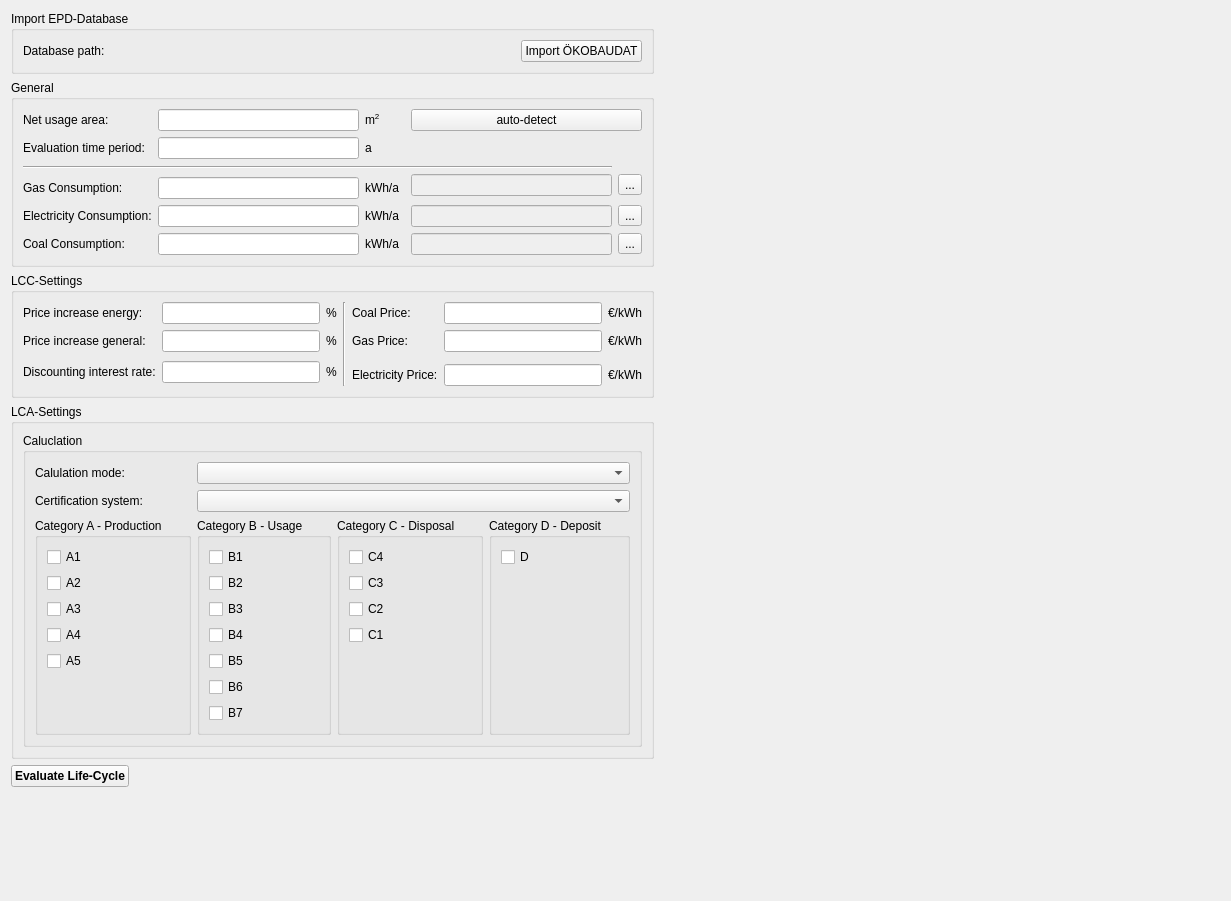
The window that SIM-VICUS/src/SVLcaLccSettingsWidget.ui (ghorwin/SIM-VICUS) describes before a commit, drawn with Qt 5.
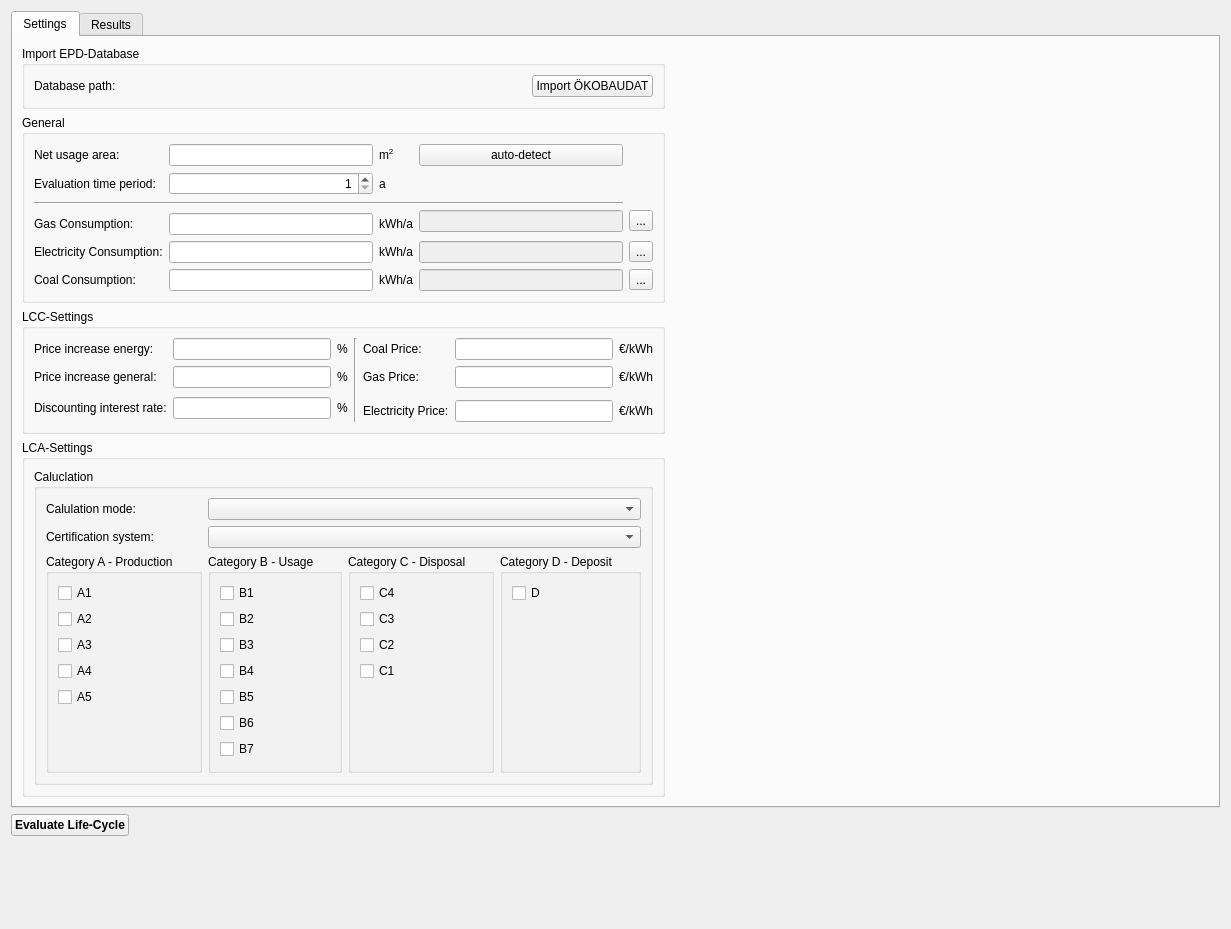
The same window after the commit. Custom widgets are drawn as their Qt base class.

Diff of the .ui file:
```diff
--- a/SIM-VICUS/src/SVLcaLccSettingsWidget.ui
+++ b/SIM-VICUS/src/SVLcaLccSettingsWidget.ui
@@ -7,202 +7,29 @@
     <x>0</x>
     <y>0</y>
     <width>1231</width>
-    <height>901</height>
+    <height>929</height>
    </rect>
   </property>
   <property name="windowTitle">
    <string>LCA / LCC Settings</string>
   </property>
   <layout class="QGridLayout" name="gridLayout_4">
-   <item row="0" column="0">
-    <widget class="QGroupBox" name="groupBox_4">
-     <property name="title">
-      <string>Import EPD-Database</string>
-     </property>
-     <layout class="QGridLayout" name="gridLayout_5" columnstretch="0,1,0">
-      <item row="0" column="0">
-       <widget class="QLabel" name="label_8">
-        <property name="text">
-         <string>Database path:</string>
-        </property>
-       </widget>
-      </item>
-      <item row="0" column="1">
-       <widget class="QtExt::BrowseFilenameWidget" name="filepathOekoBauDat" native="true">
-        <property name="minimumSize">
-         <size>
-          <width>0</width>
-          <height>20</height>
-         </size>
-        </property>
-       </widget>
-      </item>
-      <item row="0" column="2">
-       <widget class="QPushButton" name="pushButtonImportOkoebaudat">
-        <property name="text">
-         <string>Import ÖKOBAUDAT</string>
-        </property>
-       </widget>
-      </item>
-     </layout>
-    </widget>
-   </item>
    <item row="1" column="0">
-    <widget class="QGroupBox" name="groupBoxGeneral">
-     <property name="title">
-      <string>General</string>
-     </property>
-     <layout class="QGridLayout" name="gridLayout_7">
-      <item row="5" column="0">
-       <widget class="QLabel" name="label_16">
+    <layout class="QHBoxLayout" name="horizontalLayout">
+     <item>
+      <widget class="QPushButton" name="pushButtonCalculate">
+       <property name="font">
+        <font>
+         <bold>true</bold>
+        </font>
+       </property>
         <property name="text">
-         <string>Gas Consumption:</string>
+        <string>Evaluate Life-Cycle</string>
         </property>
        </widget>
       </item>
-      <item row="10" column="2">
-       <widget class="QLabel" name="label_21">
-        <property name="text">
-         <string>kWh/a</string>
-        </property>
-       </widget>
-      </item>
-      <item row="10" column="5">
-       <widget class="QToolButton" name="toolButtonSelectCoal">
-        <property name="text">
-         <string>...</string>
-        </property>
-       </widget>
-      </item>
-      <item row="1" column="1">
-       <widget class="QtExt::ValidatingLineEdit" name="lineEditArea">
-        <property name="placeholderText">
-         <string/>
-        </property>
-       </widget>
-      </item>
-      <item row="5" column="1">
-       <widget class="QtExt::ValidatingLineEdit" name="lineEditGasConsumption"/>
-      </item>
-      <item row="2" column="1">
-       <widget class="QtExt::ValidatingLineEdit" name="lineEditTimePeriod"/>
-      </item>
-      <item row="8" column="4">
-       <widget class="QLineEdit" name="lineEditEpdElectricity">
-        <property name="enabled">
-         <bool>false</bool>
-        </property>
-       </widget>
-      </item>
-      <item row="10" column="4">
-       <widget class="QLineEdit" name="lineEditEpdCoal">
-        <property name="enabled">
-         <bool>false</bool>
-        </property>
-       </widget>
-      </item>
-      <item row="8" column="0">
-       <widget class="QLabel" name="label_17">
-        <property name="text">
-         <string>Electricity Consumption:</string>
-        </property>
-       </widget>
-      </item>
-      <item row="8" column="1">
-       <widget class="QtExt::ValidatingLineEdit" name="lineEditElectricityConsumption"/>
-      </item>
-      <item row="1" column="4" colspan="2">
-       <widget class="QPushButton" name="pushButtonAreaDetection">
-        <property name="text">
-         <string>auto-detect</string>
-        </property>
-       </widget>
-      </item>
-      <item row="4" column="5" rowspan="2">
-       <widget class="QToolButton" name="toolButtonSelectGas">
-        <property name="text">
-         <string>...</string>
-        </property>
-       </widget>
-      </item>
-      <item row="1" column="0">
-       <widget class="QLabel" name="label_9">
-        <property name="text">
-         <string>Net usage area:</string>
-        </property>
-       </widget>
-      </item>
-      <item row="5" column="2">
-       <widget class="QLabel" name="label_19">
-        <property name="text">
-         <string>kWh/a</string>
-        </property>
-       </widget>
-      </item>
-      <item row="10" column="1">
-       <widget class="QtExt::ValidatingLineEdit" name="lineEditCoalConsumption"/>
-      </item>
-      <item row="4" column="4" rowspan="2">
-       <widget class="QLineEdit" name="lineEditEpdGas">
-        <property name="enabled">
-         <bool>false</bool>
-        </property>
-       </widget>
-      </item>
-      <item row="10" column="0">
-       <widget class="QLabel" name="label_18">
-        <property name="text">
-         <string>Coal Consumption:</string>
-        </property>
-       </widget>
-      </item>
-      <item row="3" column="0" rowspan="2" colspan="5">
-       <widget class="Line" name="line">
-        <property name="orientation">
-         <enum>Qt::Horizontal</enum>
-        </property>
-       </widget>
-      </item>
-      <item row="8" column="5">
-       <widget class="QToolButton" name="toolButtonSelectElectricity">
-        <property name="text">
-         <string>...</string>
-        </property>
-       </widget>
-      </item>
-      <item row="8" column="2">
-       <widget class="QLabel" name="label_20">
-        <property name="text">
-         <string>kWh/a</string>
-        </property>
-       </widget>
-      </item>
-      <item row="1" column="2">
-       <widget class="QLabel" name="label_10">
-        <property name="text">
-         <string>m&lt;sup&gt;2&lt;/sup&gt;</string>
-        </property>
-       </widget>
-      </item>
-      <item row="2" column="0">
-       <widget class="QLabel" name="label">
-        <property name="text">
-         <string>Evaluation time period:</string>
-        </property>
-       </widget>
-      </item>
-      <item row="2" column="2">
-       <widget class="QLabel" name="label_3">
-        <property name="text">
-         <string>a</string>
-        </property>
-       </widget>
-      </item>
-     </layout>
-    </widget>
-   </item>
-   <item row="1" column="1">
-    <spacer name="horizontalSpacer">
+     <item>
+      <spacer name="horizontalSpacer_2">
      <property name="orientation">
       <enum>Qt::Horizontal</enum>
      </property>
@@ -214,124 +41,18 @@
      </property>
     </spacer>
    </item>
-   <item row="2" column="0">
-    <widget class="QGroupBox" name="groupBoxLccSettings">
-     <property name="title">
-      <string>LCC-Settings</string>
-     </property>
-     <layout class="QGridLayout" name="gridLayout">
-      <item row="0" column="5" colspan="2">
-       <widget class="QLabel" name="label_22">
-        <property name="text">
-         <string>Coal Price:</string>
-        </property>
-       </widget>
-      </item>
-      <item row="0" column="4" rowspan="4">
-       <widget class="Line" name="line_2">
-        <property name="orientation">
-         <enum>Qt::Vertical</enum>
-        </property>
-       </widget>
-      </item>
-      <item row="3" column="8">
-       <widget class="QtExt::ValidatingLineEdit" name="lineEditElectricityPrice"/>
-      </item>
-      <item row="1" column="1">
-       <widget class="QtExt::ValidatingLineEdit" name="lineEditPriceIncreaseGeneral"/>
-      </item>
-      <item row="3" column="9">
-       <widget class="QLabel" name="label_27">
-        <property name="text">
-         <string>€/kWh</string>
-        </property>
-       </widget>
-      </item>
-      <item row="1" column="9">
-       <widget class="QLabel" name="label_26">
-        <property name="text">
-         <string>€/kWh</string>
-        </property>
-       </widget>
-      </item>
-      <item row="0" column="9">
-       <widget class="QLabel" name="label_25">
-        <property name="text">
-         <string>€/kWh</string>
-        </property>
-       </widget>
-      </item>
-      <item row="2" column="2" rowspan="2" colspan="2">
-       <widget class="QLabel" name="label_15">
-        <property name="text">
-         <string>%</string>
-        </property>
-       </widget>
-      </item>
-      <item row="2" column="1" rowspan="2">
-       <widget class="QtExt::ValidatingLineEdit" name="lineEditInterestRate"/>
-      </item>
-      <item row="0" column="2" colspan="2">
-       <widget class="QLabel" name="label_4">
-        <property name="text">
-         <string>%</string>
-        </property>
-       </widget>
-      </item>
-      <item row="2" column="0" rowspan="2">
-       <widget class="QLabel" name="label_14">
-        <property name="text">
-         <string>Discounting interest rate:</string>
-        </property>
-       </widget>
-      </item>
-      <item row="0" column="1">
-       <widget class="QtExt::ValidatingLineEdit" name="lineEditPriceIncreaseEnergy"/>
-      </item>
-      <item row="1" column="2" colspan="2">
-       <widget class="QLabel" name="label_13">
-        <property name="text">
-         <string>%</string>
-        </property>
-       </widget>
-      </item>
-      <item row="3" column="5" colspan="3">
-       <widget class="QLabel" name="label_23">
-        <property name="text">
-         <string>Electricity Price:</string>
-        </property>
-       </widget>
-      </item>
-      <item row="0" column="8">
-       <widget class="QtExt::ValidatingLineEdit" name="lineEditCoalPrice"/>
-      </item>
-      <item row="1" column="8">
-       <widget class="QtExt::ValidatingLineEdit" name="lineEditGasPrice"/>
-      </item>
-      <item row="0" column="0">
-       <widget class="QLabel" name="label_2">
-        <property name="text">
-         <string>Price increase energy:</string>
-        </property>
-       </widget>
-      </item>
-      <item row="1" column="0">
-       <widget class="QLabel" name="label_7">
-        <property name="text">
-         <string>Price increase general:</string>
-        </property>
-       </widget>
-      </item>
-      <item row="1" column="5">
-       <widget class="QLabel" name="label_24">
-        <property name="text">
-         <string>Gas Price:</string>
-        </property>
-       </widget>
-      </item>
-     </layout>
-    </widget>
+    </layout>
    </item>
+   <item row="0" column="0">
+    <widget class="QTabWidget" name="tabWidget">
+     <property name="currentIndex">
+      <number>0</number>
+     </property>
+     <widget class="QWidget" name="tabSettings">
+      <attribute name="title">
+       <string>Settings</string>
+      </attribute>
+      <layout class="QGridLayout" name="gridLayout_8">
    <item row="3" column="0">
     <widget class="QGroupBox" name="groupBoxLcaSettings">
      <property name="title">
@@ -573,22 +294,323 @@
      </layout>
     </widget>
    </item>
+       <item row="0" column="0">
+        <widget class="QGroupBox" name="groupBox_4">
+         <property name="title">
+          <string>Import EPD-Database</string>
+         </property>
+         <layout class="QGridLayout" name="gridLayout_5" columnstretch="0,1,0">
+          <item row="0" column="0">
+           <widget class="QLabel" name="label_8">
+            <property name="text">
+             <string>Database path:</string>
+            </property>
+           </widget>
+          </item>
+          <item row="0" column="1">
+           <widget class="QtExt::BrowseFilenameWidget" name="filepathOekoBauDat" native="true">
+            <property name="minimumSize">
+             <size>
+              <width>0</width>
+              <height>20</height>
+             </size>
+            </property>
+           </widget>
+          </item>
+          <item row="0" column="2">
+           <widget class="QPushButton" name="pushButtonImportOkoebaudat">
+            <property name="text">
+             <string>Import ÖKOBAUDAT</string>
+            </property>
+           </widget>
+          </item>
+         </layout>
+        </widget>
+       </item>
+       <item row="1" column="0">
+        <widget class="QGroupBox" name="groupBoxGeneral">
+         <property name="title">
+          <string>General</string>
+         </property>
+         <layout class="QGridLayout" name="gridLayout_7">
+          <item row="0" column="0">
+           <widget class="QLabel" name="label_9">
+            <property name="text">
+             <string>Net usage area:</string>
+            </property>
+           </widget>
+          </item>
+          <item row="0" column="1">
+           <widget class="QtExt::ValidatingLineEdit" name="lineEditArea">
+            <property name="placeholderText">
+             <string/>
+            </property>
+           </widget>
+          </item>
+          <item row="0" column="2">
+           <widget class="QLabel" name="label_10">
+            <property name="text">
+             <string>m&lt;sup&gt;2&lt;/sup&gt;</string>
+            </property>
+           </widget>
+          </item>
+          <item row="0" column="3">
+           <widget class="QPushButton" name="pushButtonAreaDetection">
+            <property name="text">
+             <string>auto-detect</string>
+            </property>
+           </widget>
+          </item>
+          <item row="1" column="0">
+           <widget class="QLabel" name="label">
+            <property name="text">
+             <string>Evaluation time period:</string>
+            </property>
+           </widget>
+          </item>
+          <item row="1" column="1">
+           <widget class="QSpinBox" name="spinBoxTimePeriod">
+            <property name="alignment">
+             <set>Qt::AlignRight|Qt::AlignTrailing|Qt::AlignVCenter</set>
+            </property>
+            <property name="minimum">
+             <number>1</number>
+            </property>
+            <property name="maximum">
+             <number>200</number>
+            </property>
+           </widget>
+          </item>
+          <item row="1" column="2">
+           <widget class="QLabel" name="label_3">
+            <property name="text">
+             <string>a</string>
+            </property>
+           </widget>
+          </item>
+          <item row="2" column="0" rowspan="2" colspan="4">
+           <widget class="Line" name="line">
+            <property name="orientation">
+             <enum>Qt::Horizontal</enum>
+            </property>
+           </widget>
+          </item>
+          <item row="3" column="3" rowspan="2">
+           <widget class="QLineEdit" name="lineEditEpdGas">
+            <property name="enabled">
+             <bool>false</bool>
+            </property>
+           </widget>
+          </item>
+          <item row="3" column="4" rowspan="2">
+           <widget class="QToolButton" name="toolButtonSelectGas">
+            <property name="text">
+             <string>...</string>
+            </property>
+           </widget>
+          </item>
    <item row="4" column="0">
-    <layout class="QHBoxLayout" name="horizontalLayout">
-     <item>
-      <widget class="QPushButton" name="pushButtonCalculate">
-       <property name="font">
-        <font>
-         <bold>true</bold>
-        </font>
-       </property>
+           <widget class="QLabel" name="label_16">
+            <property name="text">
+             <string>Gas Consumption:</string>
+            </property>
+           </widget>
+          </item>
+          <item row="4" column="1">
+           <widget class="QtExt::ValidatingLineEdit" name="lineEditGasConsumption"/>
+          </item>
+          <item row="4" column="2">
+           <widget class="QLabel" name="label_19">
        <property name="text">
-        <string>Evaluate Life-Cycle</string>
+             <string>kWh/a</string>
        </property>
       </widget>
      </item>
-     <item>
-      <spacer name="horizontalSpacer_2">
+          <item row="5" column="0">
+           <widget class="QLabel" name="label_17">
+            <property name="text">
+             <string>Electricity Consumption:</string>
+            </property>
+           </widget>
+          </item>
+          <item row="5" column="1">
+           <widget class="QtExt::ValidatingLineEdit" name="lineEditElectricityConsumption"/>
+          </item>
+          <item row="5" column="2">
+           <widget class="QLabel" name="label_20">
+            <property name="text">
+             <string>kWh/a</string>
+            </property>
+           </widget>
+          </item>
+          <item row="5" column="3">
+           <widget class="QLineEdit" name="lineEditEpdElectricity">
+            <property name="enabled">
+             <bool>false</bool>
+            </property>
+           </widget>
+          </item>
+          <item row="5" column="4">
+           <widget class="QToolButton" name="toolButtonSelectElectricity">
+            <property name="text">
+             <string>...</string>
+            </property>
+           </widget>
+          </item>
+          <item row="6" column="0">
+           <widget class="QLabel" name="label_18">
+            <property name="text">
+             <string>Coal Consumption:</string>
+            </property>
+           </widget>
+          </item>
+          <item row="6" column="1">
+           <widget class="QtExt::ValidatingLineEdit" name="lineEditCoalConsumption"/>
+          </item>
+          <item row="6" column="2">
+           <widget class="QLabel" name="label_21">
+            <property name="text">
+             <string>kWh/a</string>
+            </property>
+           </widget>
+          </item>
+          <item row="6" column="3">
+           <widget class="QLineEdit" name="lineEditEpdCoal">
+            <property name="enabled">
+             <bool>false</bool>
+            </property>
+           </widget>
+          </item>
+          <item row="6" column="4">
+           <widget class="QToolButton" name="toolButtonSelectCoal">
+            <property name="text">
+             <string>...</string>
+            </property>
+           </widget>
+          </item>
+         </layout>
+        </widget>
+       </item>
+       <item row="2" column="0">
+        <widget class="QGroupBox" name="groupBoxLccSettings">
+         <property name="title">
+          <string>LCC-Settings</string>
+         </property>
+         <layout class="QGridLayout" name="gridLayout">
+          <item row="0" column="5" colspan="2">
+           <widget class="QLabel" name="label_22">
+            <property name="text">
+             <string>Coal Price:</string>
+            </property>
+           </widget>
+          </item>
+          <item row="0" column="4" rowspan="4">
+           <widget class="Line" name="line_2">
+            <property name="orientation">
+             <enum>Qt::Vertical</enum>
+            </property>
+           </widget>
+          </item>
+          <item row="3" column="8">
+           <widget class="QtExt::ValidatingLineEdit" name="lineEditElectricityPrice"/>
+          </item>
+          <item row="1" column="1">
+           <widget class="QtExt::ValidatingLineEdit" name="lineEditPriceIncreaseGeneral"/>
+          </item>
+          <item row="3" column="9">
+           <widget class="QLabel" name="label_27">
+            <property name="text">
+             <string>€/kWh</string>
+            </property>
+           </widget>
+          </item>
+          <item row="1" column="9">
+           <widget class="QLabel" name="label_26">
+            <property name="text">
+             <string>€/kWh</string>
+            </property>
+           </widget>
+          </item>
+          <item row="0" column="9">
+           <widget class="QLabel" name="label_25">
+            <property name="text">
+             <string>€/kWh</string>
+            </property>
+           </widget>
+          </item>
+          <item row="2" column="2" rowspan="2" colspan="2">
+           <widget class="QLabel" name="label_15">
+            <property name="text">
+             <string>%</string>
+            </property>
+           </widget>
+          </item>
+          <item row="2" column="1" rowspan="2">
+           <widget class="QtExt::ValidatingLineEdit" name="lineEditInterestRate"/>
+          </item>
+          <item row="0" column="2" colspan="2">
+           <widget class="QLabel" name="label_4">
+            <property name="text">
+             <string>%</string>
+            </property>
+           </widget>
+          </item>
+          <item row="2" column="0" rowspan="2">
+           <widget class="QLabel" name="label_14">
+            <property name="text">
+             <string>Discounting interest rate:</string>
+            </property>
+           </widget>
+          </item>
+          <item row="0" column="1">
+           <widget class="QtExt::ValidatingLineEdit" name="lineEditPriceIncreaseEnergy"/>
+          </item>
+          <item row="1" column="2" colspan="2">
+           <widget class="QLabel" name="label_13">
+            <property name="text">
+             <string>%</string>
+            </property>
+           </widget>
+          </item>
+          <item row="3" column="5" colspan="3">
+           <widget class="QLabel" name="label_23">
+            <property name="text">
+             <string>Electricity Price:</string>
+            </property>
+           </widget>
+          </item>
+          <item row="0" column="8">
+           <widget class="QtExt::ValidatingLineEdit" name="lineEditCoalPrice"/>
+          </item>
+          <item row="1" column="8">
+           <widget class="QtExt::ValidatingLineEdit" name="lineEditGasPrice"/>
+          </item>
+          <item row="0" column="0">
+           <widget class="QLabel" name="label_2">
+            <property name="text">
+             <string>Price increase energy:</string>
+            </property>
+           </widget>
+          </item>
+          <item row="1" column="0">
+           <widget class="QLabel" name="label_7">
+            <property name="text">
+             <string>Price increase general:</string>
+            </property>
+           </widget>
+          </item>
+          <item row="1" column="5">
+           <widget class="QLabel" name="label_24">
+            <property name="text">
+             <string>Gas Price:</string>
+            </property>
+           </widget>
+          </item>
+         </layout>
+        </widget>
+       </item>
+       <item row="2" column="1">
+        <spacer name="horizontalSpacer">
        <property name="orientation">
         <enum>Qt::Horizontal</enum>
        </property>
@@ -601,8 +623,20 @@
       </spacer>
      </item>
     </layout>
-   </item>
-   <item row="5" column="0">
+     </widget>
+     <widget class="QWidget" name="tabResults">
+      <attribute name="title">
+       <string>Results</string>
+      </attribute>
+      <layout class="QGridLayout" name="gridLayout_6">
+       <item row="0" column="0">
+        <widget class="SVLcaLccResultsWidget" name="widgetResults" native="true"/>
+       </item>
+      </layout>
+     </widget>
+    </widget>
+   </item>
+   <item row="2" column="0">
     <spacer name="verticalSpacer">
      <property name="orientation">
       <enum>Qt::Vertical</enum>
@@ -632,6 +666,12 @@
    <header>QtExt_BrowseFilenameWidget.h</header>
    <container>1</container>
   </customwidget>
+  <customwidget>
+   <class>SVLcaLccResultsWidget</class>
+   <extends>QWidget</extends>
+   <header>SVLcaLccResultsWidget.h</header>
+   <container>1</container>
+  </customwidget>
  </customwidgets>
  <resources/>
  <connections/>
```
Lines whose indentation alone changed are shown as unchanged.
